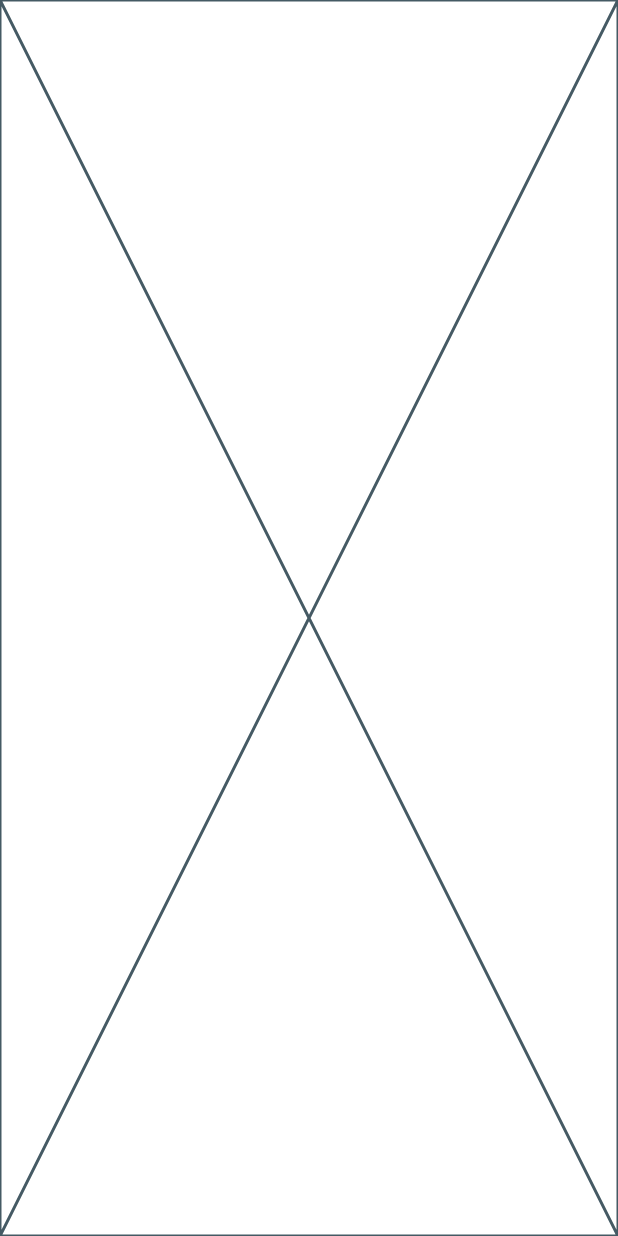
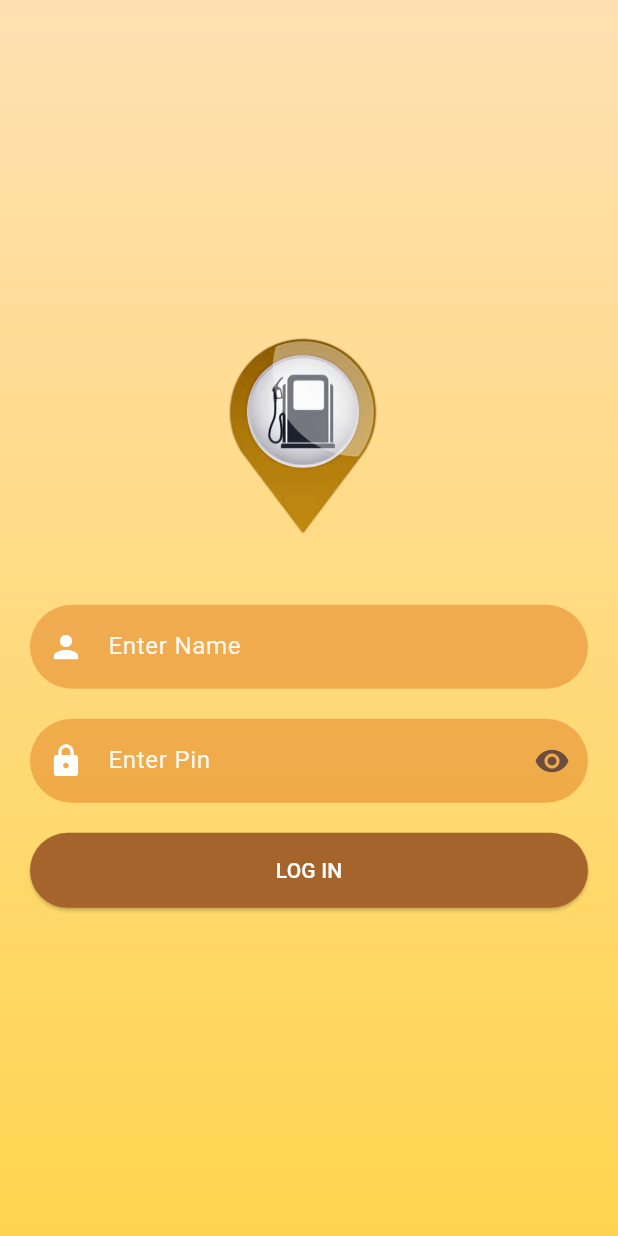
Before and after one commit to Gee-gee4/petrol_app, a Flutter app: the screen it shows after launch, on a phone screen of 412 x 824 dp. Run offline on Flutter 3.47's test engine with Material 3 defaults, Android fonts, the phone set to English and light mode, and no system bars.

Commit message:
added a homepage and reusable widget

```diff
--- a/lib/main.dart
+++ b/lib/main.dart
@@ -13,10 +13,11 @@ class MyApp extends StatelessWidget {
     return MaterialApp(
       title: 'Flutter Demo',
       theme: ThemeData(
-
+        //useMaterial3: false,
         colorScheme: ColorScheme.fromSeed(seedColor: Colors.deepPurple),
       ),
-      home: const LoginPage(),
+      debugShowCheckedModeBanner: false,
+      home: LoginPage(),
     );
   }
 }
--- a/lib/pages/login_page.dart
+++ b/lib/pages/login_page.dart
@@ -1,10 +1,76 @@
 import 'package:flutter/material.dart';
+import 'package:petrol_app/pages/home_page.dart';
+import 'package:petrol_app/widgets/reusable_widgets.dart';
 
-class LoginPage extends StatelessWidget {
+class LoginPage extends StatefulWidget {
   const LoginPage({super.key});
 
   @override
+  State<LoginPage> createState() => _LoginPageState();
+}
+
+class _LoginPageState extends State<LoginPage> {
+  final TextEditingController _nameTextController = TextEditingController();
+
+  final TextEditingController _pinTextController = TextEditingController();
+  bool showPassword = false;
+
+  @override
   Widget build(BuildContext context) {
-    return const Placeholder();
+    return Scaffold(
+      body: Container(
+        width: MediaQuery.of(context).size.width,
+        height: MediaQuery.of(context).size.height,
+        decoration: BoxDecoration(
+          gradient: LinearGradient(
+            begin: Alignment.topCenter,
+            end: Alignment.bottomCenter,
+            colors: [Colors.orange[100]!, Colors.amber[300]!],
+          ),
+        ),
+        child: SingleChildScrollView(
+          child: Padding(
+            padding: EdgeInsets.fromLTRB(
+              20,
+              MediaQuery.of(context).size.height * 0.2,
+              20,
+              20,
+            ),
+            child: Column(
+              mainAxisAlignment: MainAxisAlignment.center,
+              children: [
+                logoAuth('assets/vectors/location login orange (enhanced).png'),
+                reusableTextField(
+                  'Enter Name',
+                  Icons.person,
+                  true,
+                  _nameTextController,
+                ),
+                SizedBox(height: 20),
+                reusableTextField(
+                  'Enter Pin',
+                  Icons.lock,
+                  showPassword,
+                  _pinTextController,
+                  toggleOnOff: () {
+                    setState(() {
+                      showPassword = !showPassword;
+                    });
+                  },
+                ),
+                SizedBox(height: 20),
+                myButton(
+                  context,
+                  () => Navigator.push(
+                    context,
+                    MaterialPageRoute(builder: (context) => HomePage()),
+                  ),
+                ),
+              ],
+            ),
+          ),
+        ),
+      ),
+    );
   }
 }
--- /dev/null
+++ b/lib/widgets/reusable_widgets.dart
@@ -0,0 +1,87 @@
+import 'package:flutter/material.dart';
+
+TextField reusableTextField(
+  String text,
+  IconData? icon,
+  bool showText,
+  TextEditingController controller, {
+  Function()? toggleOnOff,
+}) {
+  return TextField(
+    controller: controller,
+    obscureText: !showText,
+    enableSuggestions: showText,
+    cursorColor: Colors.white,
+    style: TextStyle(color: Colors.white60),
+    decoration: InputDecoration(
+      prefixIcon: icon != null ? Icon(icon, color: Colors.white) : null,
+      labelText: text,
+      labelStyle: TextStyle(color: Colors.white.withOpacity(0.9)),
+      filled: true,
+      floatingLabelBehavior: FloatingLabelBehavior.never,
+      fillColor: Color(0x66DA6509),
+      border: OutlineInputBorder(
+        borderRadius: BorderRadius.circular(30.0),
+        borderSide: const BorderSide(width: 0, style: BorderStyle.none),
+      ),
+      suffixIcon:
+          toggleOnOff == null
+              ? null
+              : IconButton(
+                onPressed: toggleOnOff,
+                icon: Icon(
+                  showText ? Icons.visibility_off : Icons.visibility,
+                  color: Colors.brown[600],
+                ),
+              ),
+    ),
+    keyboardType:
+        !showText ? TextInputType.visiblePassword : TextInputType.emailAddress,
+  );
+}
+
+//........................................................................................
+
+Image logoAuth(String imageName) {
+  return Image.asset(
+    imageName,
+    fit: BoxFit.fitWidth,
+    width: 240,
+    //color: Colors.black,
+  );
+}
+
+//........................................................................................
+
+Container myButton(BuildContext context, Function onTap) {
+  return Container(
+    width: MediaQuery.of(context).size.width,
+    height: 50.0,
+    decoration: BoxDecoration(borderRadius: BorderRadius.circular(90)),
+    child: ElevatedButton(
+      style: ElevatedButton.styleFrom(backgroundColor: Color(0xFFA6642D)),
+      onPressed: () {
+        onTap();
+      },
+      child: Text('LOG IN', style: TextStyle(color: Colors.white)),
+    ),
+  );
+}
+
+Card myCard(Text cardTitle, String imageName) {
+  return Card(
+    color: Colors.orange[300],
+    elevation: 1,
+    shape: RoundedRectangleBorder(borderRadius: BorderRadius.circular(25)),
+    child: SizedBox(
+      width: 180,
+      height: 150,
+      child: Column(
+        children: [
+          Image.asset(imageName, fit: BoxFit.fitWidth, width: 120),
+          cardTitle,
+        ],
+      ),
+    ),
+  );
+}
--- a/pubspec.yaml
+++ b/pubspec.yaml
@@ -58,8 +58,8 @@ flutter:
   uses-material-design: true
 
   # To add assets to your application, add an assets section, like this:
-  # assets:
-  #   - images/a_dot_burr.jpeg
+  assets:
+    - assets/vectors/
   #   - images/a_dot_ham.jpeg
 
   # An image asset can refer to one or more resolution-specific "variants", see
```
Also changed, not shown: lib/pages/home_page.dart (added, +56 -0 lines), assets/vectors/location login orange (enhanced).png (added), assets/vectors/location login.png (added), assets/vectors/login no background.png (added).
